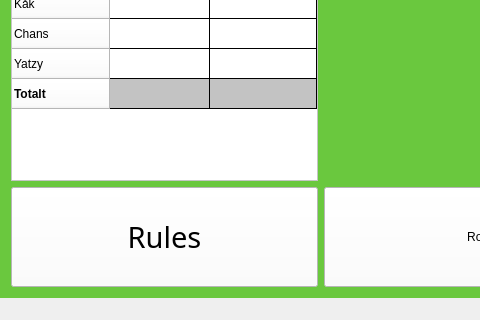
Old version of the form Yatzy/Yatzy/mainwindow.ui in the repository GUI-Programmering-Yatzy-Juli/Yatzy; both pictures show x 0 to 480 and y 461 to 781 of the 1161 by 781 pixel window.
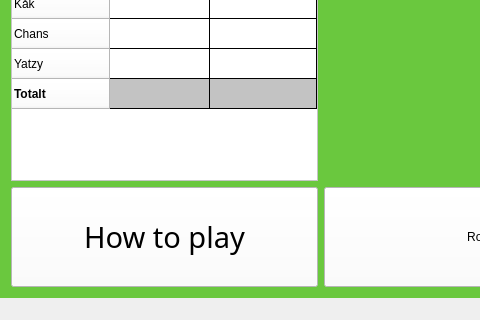
New version of the form.

Commit message: Uppdaterade regler

```diff
--- a/Yatzy/Yatzy/mainwindow.ui
+++ b/Yatzy/Yatzy/mainwindow.ui
@@ -94,7 +94,7 @@
 background-color: rgb(255, 255, 255);</string>
       </property>
       <property name="text">
-       <string>Rules</string>
+       <string>How to play</string>
       </property>
       <property name="checkable">
        <bool>false</bool>
```
Left out of the diff: 4 changed lines with no effect on the pictures. The commit also changes 1 other file.
